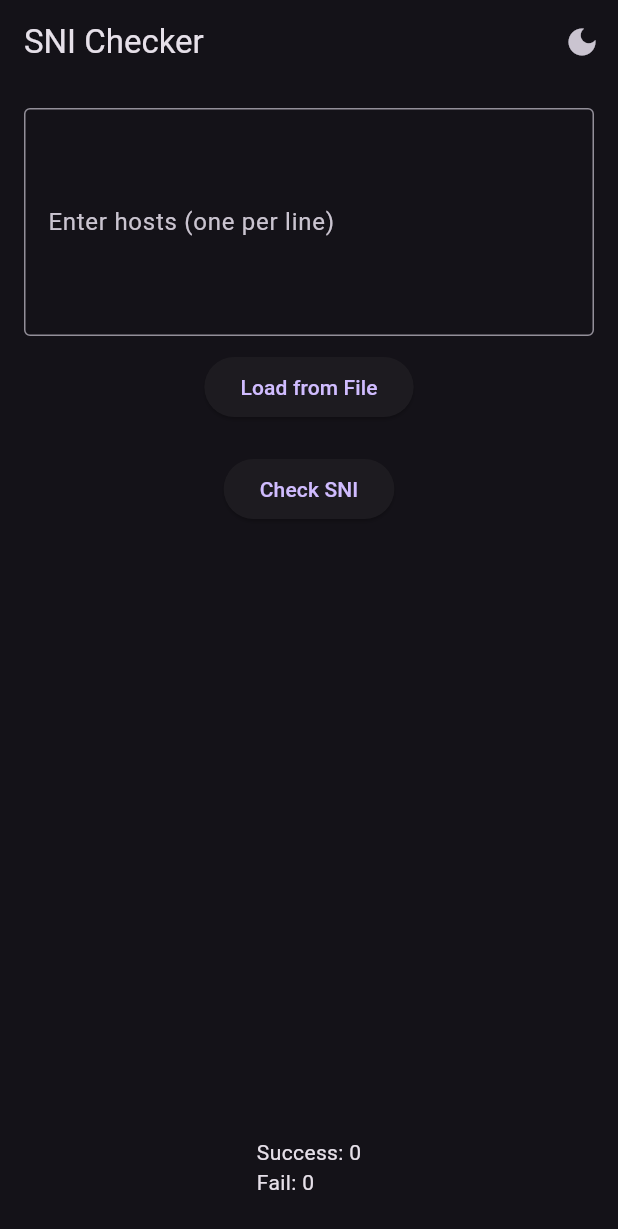
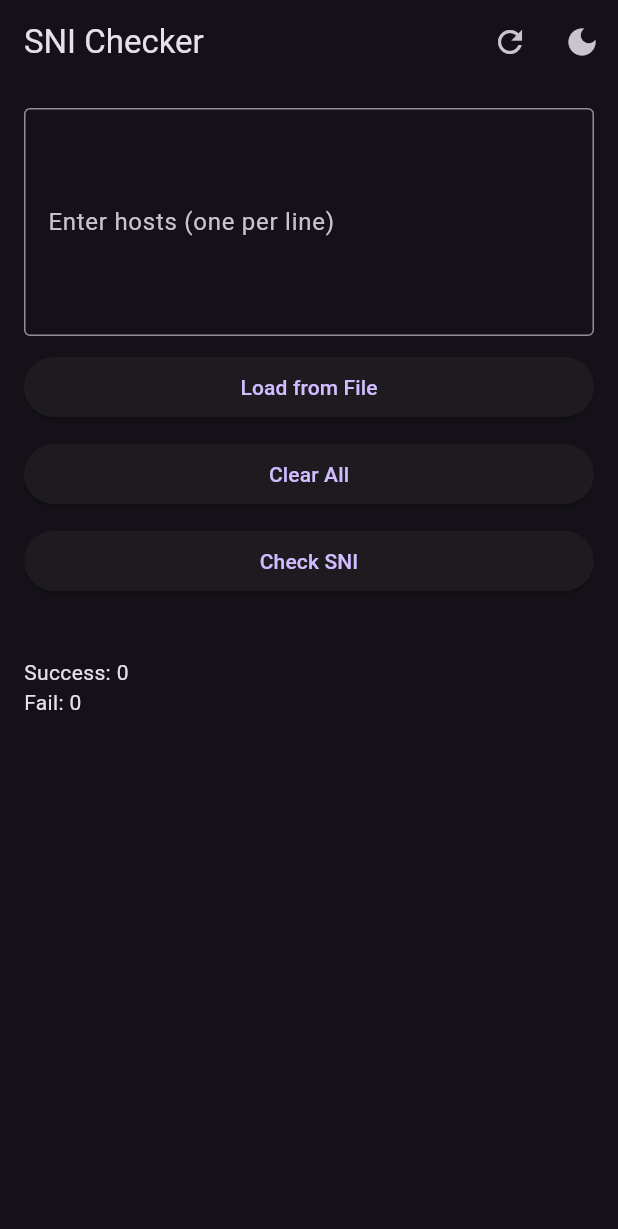
Before and after one commit to esmerboss/flutter-sni-bughost-checker, a Flutter app: the screen it shows after launch, after a tap on "Check SNI", on a phone screen of 412 x 824 dp. Shown: the top 1229 px of the screen. Run offline on Flutter 3.47's test engine with Material 3 defaults, Android fonts, the phone set to English and light mode, and no system bars; our stand-ins replace file_picker, sqflite; accounts and stored records are empty.

Commit message:
db yarim yamalak da olsa calisiyor

```diff
--- a/lib/main.dart
+++ b/lib/main.dart
@@ -1,11 +1,16 @@
 import 'package:flutter/material.dart';
 import 'package:http/http.dart' as http;
 import 'dart:io';
-import 'dart:convert';
 import 'package:file_picker/file_picker.dart';
 import 'package:flutter/services.dart';
+import 'package:sqflite/sqflite.dart';
+import 'package:path/path.dart' as p;
 
-void main() => runApp(SniCheckerApp());
+void main() async {
+  WidgetsFlutterBinding.ensureInitialized();
+  await DatabaseHelper.instance.initializeDatabase();
+  runApp(SniCheckerApp());
+}
 
 class SniCheckerApp extends StatefulWidget {
   @override
@@ -14,6 +19,21 @@ class SniCheckerApp extends StatefulWidget {
 
 class _SniCheckerAppState extends State<SniCheckerApp> {
   bool _isDarkTheme = true;
+
+  @override
+  void initState() {
+    super.initState();
+    _loadThemeSetting();
+  }
+
+  void _loadThemeSetting() async {
+    int? themeSetting = await DatabaseHelper.instance.getThemeSetting();
+    if (themeSetting != null) {
+      setState(() {
+        _isDarkTheme = themeSetting == 1;
+      });
+    }
+  }
 
   @override
   Widget build(BuildContext context) {
@@ -27,6 +47,7 @@ class _SniCheckerAppState extends State<SniCheckerApp> {
   void _toggleTheme() {
     setState(() {
       _isDarkTheme = !_isDarkTheme;
+      DatabaseHelper.instance.insertThemeSetting(_isDarkTheme ? 1 : 0);
     });
   }
 }
@@ -48,12 +69,29 @@ class _SniCheckerHomePageState extends State<SniCheckerHomePage> {
   int _failCount = 0;
   bool _isLoading = false;
 
+  @override
+  void initState() {
+    super.initState();
+    _loadPreviousHosts();
+  }
+
+  void _loadPreviousHosts() async {
+    String? previousHosts = await DatabaseHelper.instance.getPreviousHosts();
+    if (previousHosts != null) {
+      setState(() {
+        _controller.text = previousHosts;
+      });
+    }
+  }
+
   void _checkSniForHosts() async {
+    await DatabaseHelper.instance.insertHosts(_controller.text);
     setState(() {
       _isLoading = true;
       _successHosts.clear();
       _successCount = 0;
       _failCount = 0;
+      _hosts.clear();
     });
 
     List<String> hosts = _controller.text.split('\n');
@@ -99,6 +137,17 @@ class _SniCheckerHomePageState extends State<SniCheckerHomePage> {
     }
   }
 
+  void _clearAll() async {
+    await DatabaseHelper.instance.clearDatabase();
+    setState(() {
+      _controller.clear();
+      _hosts.clear();
+      _successHosts.clear();
+      _successCount = 0;
+      _failCount = 0;
+    });
+  }
+
   void _copyToClipboard() {
     if (_successHosts.isNotEmpty) {
       String content = _successHosts.join('\n');
@@ -116,16 +165,26 @@ class _SniCheckerHomePageState extends State<SniCheckerHomePage> {
         title: Text('SNI Checker'),
         actions: [
           IconButton(
+            icon: Icon(Icons.refresh),
+            onPressed: _clearAll,
+          ),
+          IconButton(
             icon: Icon(_isDarkTheme(context) ? Icons.dark_mode : Icons.light_mode),
             onPressed: widget.toggleTheme,
           ),
         ],
       ),
-      body: Padding(
+      body: GestureDetector(
+        onTap: () => FocusScope.of(context).unfocus(),
+        child: SingleChildScrollView(
+          child: Padding(
             padding: const EdgeInsets.all(16.0),
             child: Column(
+              crossAxisAlignment: CrossAxisAlignment.stretch,
               children: [
                 TextField(
+                  keyboardType: TextInputType.multiline,
+                  textInputAction: TextInputAction.newline,
                   controller: _controller,
                   decoration: InputDecoration(
                     border: OutlineInputBorder(),
@@ -138,16 +197,25 @@ class _SniCheckerHomePageState extends State<SniCheckerHomePage> {
                   onPressed: _pickFile,
                   child: Text('Load from File'),
                 ),
-            SizedBox(height: 20),
+                SizedBox(height: 10),
+                ElevatedButton(
+                  onPressed: _clearAll,
+                  child: Text('Clear All'),
+                ),
+                SizedBox(height: 10),
                 ElevatedButton(
                   onPressed: _isLoading ? null : _checkSniForHosts,
                   child: Text('Check SNI'),
                 ),
                 SizedBox(height: 20),
                 if (_isLoading)
-              CircularProgressIndicator(),
-            Expanded(
-              child: ListView.builder(
+                  Center(
+                    child: CircularProgressIndicator(),
+                  ),
+                if (!_isLoading)
+                  ListView.builder(
+                    shrinkWrap: true,
+                    physics: NeverScrollableScrollPhysics(),
                     itemCount: _hosts.length,
                     itemBuilder: (context, index) {
                       return ListTile(
@@ -155,7 +223,7 @@ class _SniCheckerHomePageState extends State<SniCheckerHomePage> {
                       );
                     },
                   ),
-            ),
+                SizedBox(height: 20),
                 if (!_isLoading)
                   Column(
                     crossAxisAlignment: CrossAxisAlignment.start,
@@ -188,6 +256,8 @@ class _SniCheckerHomePageState extends State<SniCheckerHomePage> {
               ],
             ),
           ),
+        ),
+      ),
     );
   }
 
@@ -195,3 +265,70 @@ class _SniCheckerHomePageState extends State<SniCheckerHomePage> {
     return Theme.of(context).brightness == Brightness.dark;
   }
 }
+
+class DatabaseHelper {
+  static final DatabaseHelper instance = DatabaseHelper._privateConstructor();
+  static Database? _database;
+
+  DatabaseHelper._privateConstructor();
+
+  Future<Database> get database async => _database ??= await _initDatabase();
+
+  Future<void> initializeDatabase() async {
+    _database = await _initDatabase();
+  }
+
+  Future<Database> _initDatabase() async {
+    String path = p.join(await getDatabasesPath(), 'sni_checker.db');
+    return await openDatabase(
+      path,
+      version: 1,
+      onCreate: (db, version) async {
+        await db.execute(
+            'CREATE TABLE settings (id INTEGER PRIMARY KEY, theme INTEGER, hosts TEXT)'
+        );
+      },
+    );
+  }
+
+  Future<void> insertHosts(String hosts) async {
+    Database db = await instance.database;
+    await db.insert(
+      'settings',
+      {'id': 1, 'hosts': hosts},
+      conflictAlgorithm: ConflictAlgorithm.replace,
+    );
+  }
+
+  Future<String?> getPreviousHosts() async {
+    Database db = await instance.database;
+    List<Map<String, dynamic>> result = await db.query('settings', where: 'id = ?', whereArgs: [1]);
+    if (result.isNotEmpty) {
+      return result.first['hosts'] as String?;
+    }
+    return null;
+  }
+
+  Future<int?> getThemeSetting() async {
+    Database db = await instance.database;
+    List<Map<String, dynamic>> result = await db.query('settings', columns: ['theme'], where: 'id = ?', whereArgs: [1]);
+    if (result.isNotEmpty) {
+      return result.first['theme'] as int?;
+    }
+    return null;
+  }
+
+  Future<void> insertThemeSetting(int theme) async {
+    Database db = await instance.database;
+    await db.insert(
+      'settings',
+      {'id': 1, 'theme': theme},
+      conflictAlgorithm: ConflictAlgorithm.replace,
+    );
+  }
+
+  Future<void> clearDatabase() async {
+    Database db = await instance.database;
+    await db.delete('settings');
+  }
+}
--- a/pubspec.yaml
+++ b/pubspec.yaml
@@ -32,7 +32,8 @@ dependencies:
     sdk: flutter
   http:
   file_picker: ^5.0.0
-  path_provider: ^2.0.0
+  sqflite: ^2.0.0+4
+  path: ^1.8.0
 
   # The following adds the Cupertino Icons font to your application.
   # Use with the CupertinoIcons class for iOS style icons.
```
Also changed, not shown: pubspec.lock, 1 other file. Lines whose indentation alone changed are shown as unchanged.
